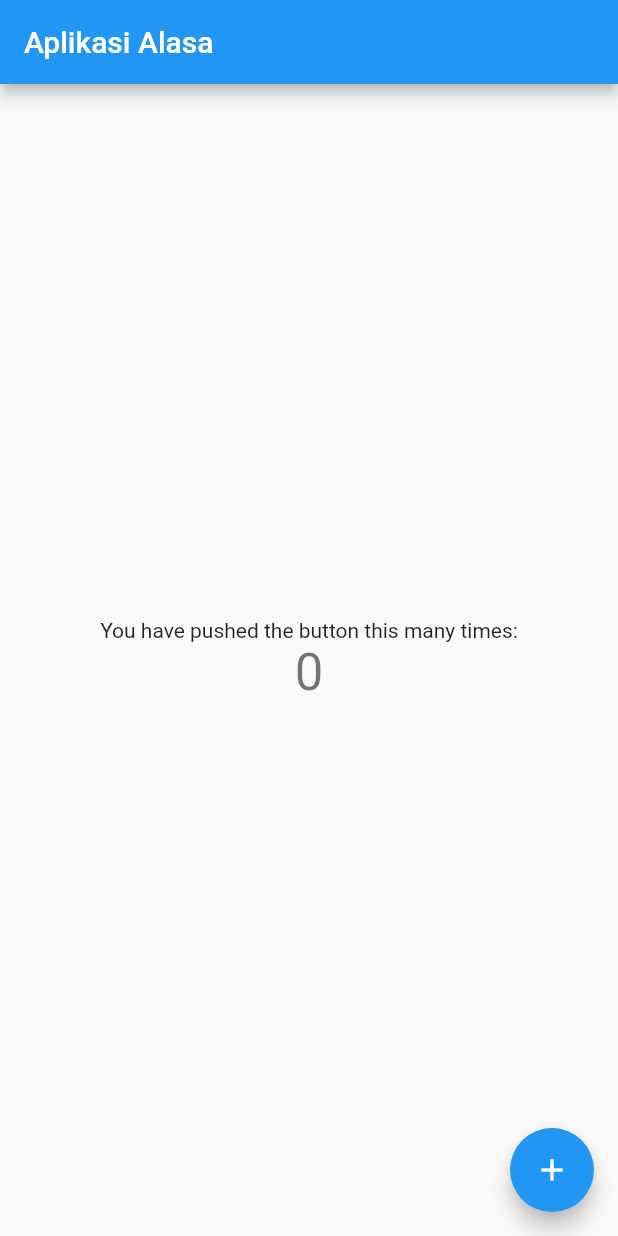
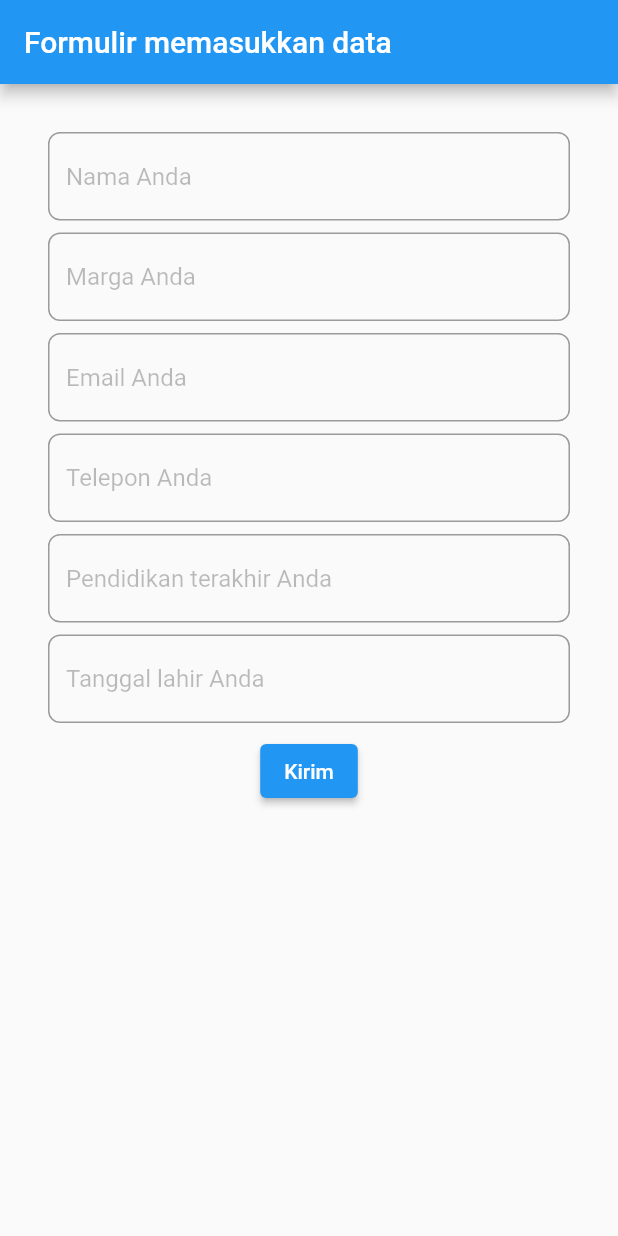
Before and after one commit to sslaia/alasa_app, a Flutter app: the screen it shows after launch, on a phone screen of 412 x 824 dp. Run offline on Flutter 3.47's test engine with Material 2 defaults, Android fonts, the light colour scheme and no system bars.

Commit message:
Membuat formulir dengan validasi

```diff
--- /dev/null
+++ b/lib/home_page.dart
@@ -0,0 +1,140 @@
+import 'package:flutter/material.dart';
+
+class HomePage extends StatefulWidget {
+  const HomePage({Key? key}) : super(key: key);
+
+  @override
+  _HomePageState createState() => _HomePageState();
+}
+
+class _HomePageState extends State<HomePage> {
+  final _formKey = GlobalKey<FormState>();
+
+  final namaController = TextEditingController();
+  final margaController = TextEditingController();
+  final emailController = TextEditingController();
+  final teleponController = TextEditingController();
+  final pendidikanController = TextEditingController();
+  final tanggalLahirController = TextEditingController();
+
+  @override
+  void dispose() {
+    namaController.dispose();
+    margaController.dispose();
+    emailController.dispose();
+    teleponController.dispose();
+    pendidikanController.dispose();
+    tanggalLahirController.dispose();
+    super.dispose();
+  }
+
+  @override
+  Widget build(BuildContext context) {
+    return Scaffold(
+      appBar: AppBar(title: const Text('Formulir memasukkan data'),),
+      body: Form(
+        key: _formKey,
+        child: Padding(
+          padding: const EdgeInsets.all(32.0),
+          child: SingleChildScrollView(
+            child: Column(
+              children: [
+                TextFormField(
+                  controller: namaController,
+                  validator: (value) {
+                    if (value == null || value.isEmpty) {
+                      return 'Masukkan nama Anda!';
+                    }
+                    return null;
+                  },
+                  decoration: InputDecoration(
+                      hintText: "Nama Anda",
+                      hintStyle: const TextStyle(color: Colors.black26),
+                      border: OutlineInputBorder(
+                          borderRadius: BorderRadius.circular(8))),
+                ),
+                const SizedBox(height: 8.0),
+                TextFormField(
+                  controller: margaController,
+                  validator: (value) {
+                    if (value == null || value.isEmpty) {
+                      return 'Masukkan marga Anda!';
+                    }
+                    return null;
+                  },
+                  decoration: InputDecoration(
+                      hintText: "Marga Anda",
+                      hintStyle: const TextStyle(color: Colors.black26),
+                      border: OutlineInputBorder(
+                          borderRadius: BorderRadius.circular(8))),
+                ),
+                const SizedBox(height: 8.0),
+                TextFormField(
+                  controller: emailController,
+                  keyboardType: TextInputType.emailAddress,
+                  validator: (value) {
+                    if (value == null || value.isEmpty) {
+                      return 'Masukkan email Anda!';
+                    }
+                    return null;
+                  },
+                  decoration: InputDecoration(
+                      hintText: "Email Anda",
+                      hintStyle: const TextStyle(color: Colors.black26),
+                      border: OutlineInputBorder(
+                          borderRadius: BorderRadius.circular(8))),
+                ),
+                const SizedBox(height: 8.0),
+                TextFormField(
+                  controller: teleponController,
+                  keyboardType: TextInputType.phone,
+                  decoration: InputDecoration(
+                      hintText: "Telepon Anda",
+                      hintStyle: const TextStyle(color: Colors.black26),
+                      border: OutlineInputBorder(
+                          borderRadius: BorderRadius.circular(8))),
+                ),
+                const SizedBox(height: 8.0),
+                TextFormField(
+                  controller: pendidikanController,
+                  decoration: InputDecoration(
+                      hintText: "Pendidikan terakhir Anda",
+                      hintStyle: const TextStyle(color: Colors.black26),
+                      border: OutlineInputBorder(
+                          borderRadius: BorderRadius.circular(8))),
+                ),
+                const SizedBox(height: 8.0),
+                TextFormField(
+                  controller: tanggalLahirController,
+                  keyboardType: TextInputType.datetime,
+                  decoration: InputDecoration(
+                      hintText: "Tanggal lahir Anda",
+                      hintStyle: const TextStyle(color: Colors.black26),
+                      border: OutlineInputBorder(
+                          borderRadius: BorderRadius.circular(8))),
+                ),
+                const SizedBox(height: 8.0),
+                ElevatedButton(
+                  onPressed: () {
+                    final form = _formKey.currentState;
+                    if (_formKey.currentState!.validate()) {
+                      form?.save();
+                      ScaffoldMessenger.of(context).showSnackBar(
+                        const SnackBar(
+                          content: Text('Data telah disimpan!'),
+                          duration: Duration(seconds: 3),
+                        ),
+                      );
+                    }
+                    print('Data telah dikirim');
+                  },
+                  child: const Text('Kirim'),
+                ),
+              ],
+            ),
+          ),
+        ),
+      ),
+    );
+  }
+}
--- a/lib/main.dart
+++ b/lib/main.dart
@@ -1,3 +1,4 @@
+import 'package:alasa_app/home_page.dart';
 import 'package:flutter/material.dart';
 
 void main() {
@@ -24,7 +25,7 @@ class MyApp extends StatelessWidget {
         // is not restarted.
         primarySwatch: Colors.blue,
       ),
-      home: const MyHomePage(title: 'Aplikasi Alasa'),
+      home: const HomePage(),
     );
   }
 }
```
